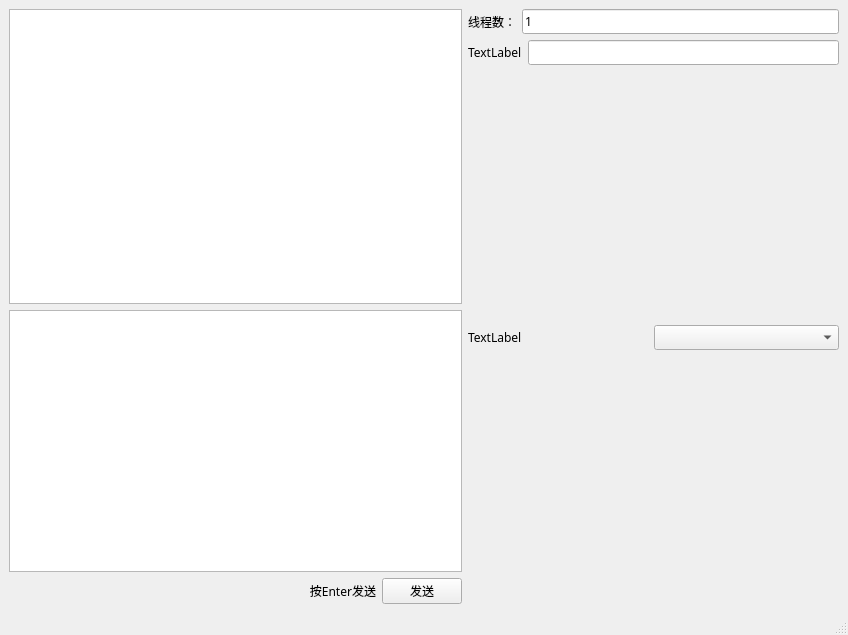
Old version of the form PandaServer/source/PandaServer.ui in the repository Chankeep/Panda.
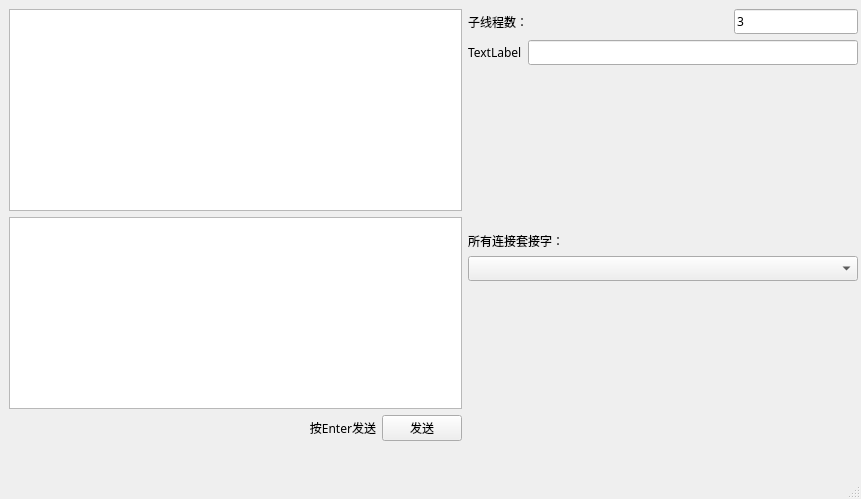
New version of the form.

Commit message: simple multi thread server complete

The edit to the form file:
```diff
--- a/PandaServer/source/PandaServer.ui
+++ b/PandaServer/source/PandaServer.ui
@@ -6,8 +6,8 @@
    <rect>
     <x>0</x>
     <y>0</y>
-    <width>848</width>
-    <height>635</height>
+    <width>861</width>
+    <height>499</height>
    </rect>
   </property>
   <property name="font">
@@ -25,16 +25,132 @@
    <bool>false</bool>
   </property>
   <widget class="QWidget" name="centralwidget">
-   <layout class="QHBoxLayout" name="horizontalLayout_5">
+   <property name="sizePolicy">
+    <sizepolicy hsizetype="Expanding" vsizetype="Expanding">
+     <horstretch>0</horstretch>
+     <verstretch>0</verstretch>
+    </sizepolicy>
+   </property>
+   <widget class="QWidget" name="layoutWidget">
+    <property name="geometry">
+     <rect>
+      <x>9</x>
+      <y>9</y>
+      <width>849</width>
+      <height>432</height>
+     </rect>
+    </property>
+    <layout class="QGridLayout" name="gridLayout">
+     <item row="0" column="1">
+      <layout class="QVBoxLayout" name="verticalLayout">
     <item>
+        <layout class="QHBoxLayout" name="horizontalLayout_2">
+         <item>
+          <widget class="QLabel" name="label_2">
+           <property name="text">
+            <string>子线程数：</string>
+           </property>
+          </widget>
+         </item>
+         <item>
+          <spacer name="horizontalSpacer_2">
+           <property name="orientation">
+            <enum>Qt::Horizontal</enum>
+           </property>
+           <property name="sizeType">
+            <enum>QSizePolicy::Fixed</enum>
+           </property>
+           <property name="sizeHint" stdset="0">
+            <size>
+             <width>200</width>
+             <height>20</height>
+            </size>
+           </property>
+          </spacer>
+         </item>
+         <item>
+          <widget class="QLineEdit" name="threadNumEdit">
+           <property name="text">
+            <string>3</string>
+           </property>
+          </widget>
+         </item>
+        </layout>
+       </item>
+       <item>
+        <layout class="QHBoxLayout" name="horizontalLayout">
+         <item>
+          <widget class="QLabel" name="label">
+           <property name="text">
+            <string>TextLabel</string>
+           </property>
+          </widget>
+         </item>
+         <item>
+          <widget class="QLineEdit" name="lineEdit"/>
+         </item>
+        </layout>
+       </item>
+       <item>
+        <spacer name="verticalSpacer">
+         <property name="orientation">
+          <enum>Qt::Vertical</enum>
+         </property>
+         <property name="sizeHint" stdset="0">
+          <size>
+           <width>20</width>
+           <height>40</height>
+          </size>
+         </property>
+        </spacer>
+       </item>
+       <item>
+        <layout class="QHBoxLayout" name="horizontalLayout_5"/>
+       </item>
+       <item>
+        <widget class="QLabel" name="label_3">
+         <property name="text">
+          <string>所有连接套接字：</string>
+         </property>
+        </widget>
+       </item>
+       <item>
+        <widget class="QComboBox" name="comboBox"/>
+       </item>
+       <item>
+        <layout class="QHBoxLayout" name="horizontalLayout_3">
+         <property name="spacing">
+          <number>0</number>
+         </property>
+         <property name="rightMargin">
+          <number>0</number>
+         </property>
+        </layout>
+       </item>
+       <item>
+        <spacer name="verticalSpacer_2">
+         <property name="orientation">
+          <enum>Qt::Vertical</enum>
+         </property>
+         <property name="sizeHint" stdset="0">
+          <size>
+           <width>20</width>
+           <height>40</height>
+          </size>
+         </property>
+        </spacer>
+       </item>
+      </layout>
+     </item>
+     <item row="0" column="0">
      <layout class="QVBoxLayout" name="verticalLayout_3">
       <item>
-       <widget class="QTextEdit" name="serverSend"/>
+        <widget class="QTextEdit" name="socketSended_2"/>
       </item>
       <item>
        <layout class="QVBoxLayout" name="verticalLayout_2">
         <item>
-         <widget class="QTextEdit" name="socketSended"/>
+          <widget class="QTextEdit" name="serverSend"/>
         </item>
         <item>
          <layout class="QHBoxLayout" name="horizontalLayout_4">
@@ -101,86 +217,8 @@
       </item>
      </layout>
     </item>
-    <item>
-     <layout class="QVBoxLayout" name="verticalLayout">
-      <item>
-       <layout class="QHBoxLayout" name="horizontalLayout_2">
-        <item>
-         <widget class="QLabel" name="label_2">
-          <property name="text">
-           <string>线程数：</string>
-          </property>
-         </widget>
-        </item>
-        <item>
-         <widget class="QLineEdit" name="threadNumEdit">
-          <property name="text">
-           <string>1</string>
-          </property>
-         </widget>
-        </item>
-       </layout>
-      </item>
-      <item>
-       <layout class="QHBoxLayout" name="horizontalLayout">
-        <item>
-         <widget class="QLabel" name="label">
-          <property name="text">
-           <string>TextLabel</string>
-          </property>
-         </widget>
-        </item>
-        <item>
-         <widget class="QLineEdit" name="lineEdit"/>
-        </item>
-       </layout>
-      </item>
-      <item>
-       <spacer name="verticalSpacer">
-        <property name="orientation">
-         <enum>Qt::Vertical</enum>
-        </property>
-        <property name="sizeHint" stdset="0">
-         <size>
-          <width>20</width>
-          <height>40</height>
-         </size>
-        </property>
-       </spacer>
-      </item>
-      <item>
-       <layout class="QHBoxLayout" name="horizontalLayout_3">
-        <property name="spacing">
-         <number>0</number>
-        </property>
-        <item>
-         <widget class="QLabel" name="label_3">
-          <property name="text">
-           <string>TextLabel</string>
-          </property>
-         </widget>
-        </item>
-        <item>
-         <widget class="QComboBox" name="comboBox"/>
-        </item>
-       </layout>
-      </item>
-      <item>
-       <spacer name="verticalSpacer_2">
-        <property name="orientation">
-         <enum>Qt::Vertical</enum>
-        </property>
-        <property name="sizeHint" stdset="0">
-         <size>
-          <width>20</width>
-          <height>40</height>
-         </size>
-        </property>
-       </spacer>
-      </item>
-     </layout>
-    </item>
-   </layout>
+    </layout>
+   </widget>
   </widget>
   <widget class="QMenuBar" name="menubar">
    <property name="geometry">
```
Left out of the diff: 4 changed lines with no effect on the pictures. Lines whose indentation alone changed are shown as unchanged. The commit also changes 9 other files.
